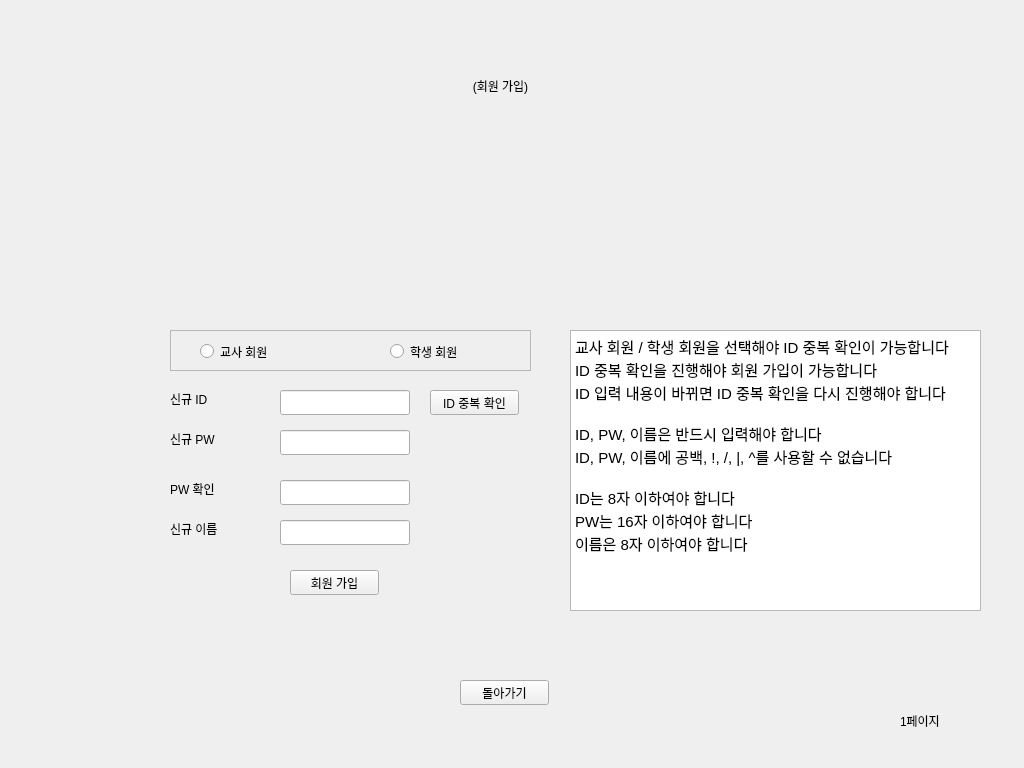
The window that tonghap.ui (Education-project-iot-AI/education-app) describes before a commit, drawn with Qt 5.
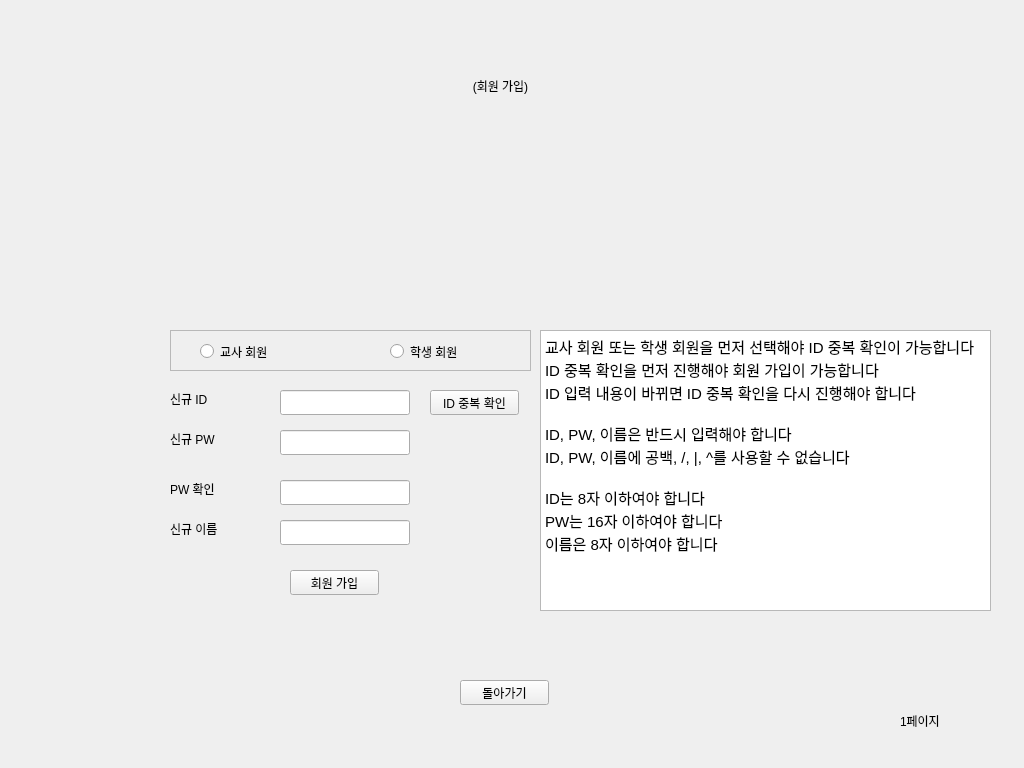
The same window after the commit. The open tabs and pages were chosen to show the change.

Commit message: 헤더의 !를 ^로 수정 완료 - 남아있던 부스러기 및 UI까지 수정

Diff of the .ui file:
```diff
--- a/tonghap.ui
+++ b/tonghap.ui
@@ -413,9 +413,9 @@
      <widget class="QTextBrowser" name="textBrowser_5">
       <property name="geometry">
        <rect>
-        <x>570</x>
+        <x>540</x>
         <y>330</y>
-        <width>411</width>
+        <width>451</width>
         <height>281</height>
        </rect>
       </property>
@@ -424,12 +424,12 @@
 &lt;html&gt;&lt;head&gt;&lt;meta name=&quot;qrichtext&quot; content=&quot;1&quot; /&gt;&lt;style type=&quot;text/css&quot;&gt;
 p, li { white-space: pre-wrap; }
 &lt;/style&gt;&lt;/head&gt;&lt;body style=&quot; font-family:'Ubuntu'; font-size:11pt; font-weight:400; font-style:normal;&quot;&gt;
-&lt;p style=&quot; margin-top:0px; margin-bottom:0px; margin-left:0px; margin-right:0px; -qt-block-indent:0; text-indent:0px;&quot;&gt;교사 회원 / 학생 회원을 선택해야 ID 중복 확인이 가능합니다&lt;/p&gt;
-&lt;p style=&quot; margin-top:0px; margin-bottom:0px; margin-left:0px; margin-right:0px; -qt-block-indent:0; text-indent:0px;&quot;&gt;ID 중복 확인을 진행해야 회원 가입이 가능합니다&lt;/p&gt;
+&lt;p style=&quot; margin-top:0px; margin-bottom:0px; margin-left:0px; margin-right:0px; -qt-block-indent:0; text-indent:0px;&quot;&gt;교사 회원 또는 학생 회원을 먼저 선택해야 ID 중복 확인이 가능합니다&lt;/p&gt;
+&lt;p style=&quot; margin-top:0px; margin-bottom:0px; margin-left:0px; margin-right:0px; -qt-block-indent:0; text-indent:0px;&quot;&gt;ID 중복 확인을 먼저 진행해야 회원 가입이 가능합니다&lt;/p&gt;
 &lt;p style=&quot; margin-top:0px; margin-bottom:0px; margin-left:0px; margin-right:0px; -qt-block-indent:0; text-indent:0px;&quot;&gt;ID 입력 내용이 바뀌면 ID 중복 확인을 다시 진행해야 합니다&lt;/p&gt;
 &lt;p style=&quot;-qt-paragraph-type:empty; margin-top:0px; margin-bottom:0px; margin-left:0px; margin-right:0px; -qt-block-indent:0; text-indent:0px;&quot;&gt;&lt;br /&gt;&lt;/p&gt;
 &lt;p style=&quot; margin-top:0px; margin-bottom:0px; margin-left:0px; margin-right:0px; -qt-block-indent:0; text-indent:0px;&quot;&gt;ID, PW, 이름은 반드시 입력해야 합니다&lt;/p&gt;
-&lt;p style=&quot; margin-top:0px; margin-bottom:0px; margin-left:0px; margin-right:0px; -qt-block-indent:0; text-indent:0px;&quot;&gt;ID, PW, 이름에 공백, !, /, |, ^를 사용할 수 없습니다&lt;/p&gt;
+&lt;p style=&quot; margin-top:0px; margin-bottom:0px; margin-left:0px; margin-right:0px; -qt-block-indent:0; text-indent:0px;&quot;&gt;ID, PW, 이름에 공백, /, |, ^를 사용할 수 없습니다&lt;/p&gt;
 &lt;p style=&quot;-qt-paragraph-type:empty; margin-top:0px; margin-bottom:0px; margin-left:0px; margin-right:0px; -qt-block-indent:0; text-indent:0px;&quot;&gt;&lt;br /&gt;&lt;/p&gt;
 &lt;p style=&quot; margin-top:0px; margin-bottom:0px; margin-left:0px; margin-right:0px; -qt-block-indent:0; text-indent:0px;&quot;&gt;ID는 8자 이하여야 합니다&lt;/p&gt;
 &lt;p style=&quot; margin-top:0px; margin-bottom:0px; margin-left:0px; margin-right:0px; -qt-block-indent:0; text-indent:0px;&quot;&gt;PW는 16자 이하여야 합니다&lt;/p&gt;
```
Left out of the diff: 14 changed lines with no effect on the pictures. The commit also changes 1 other file.
